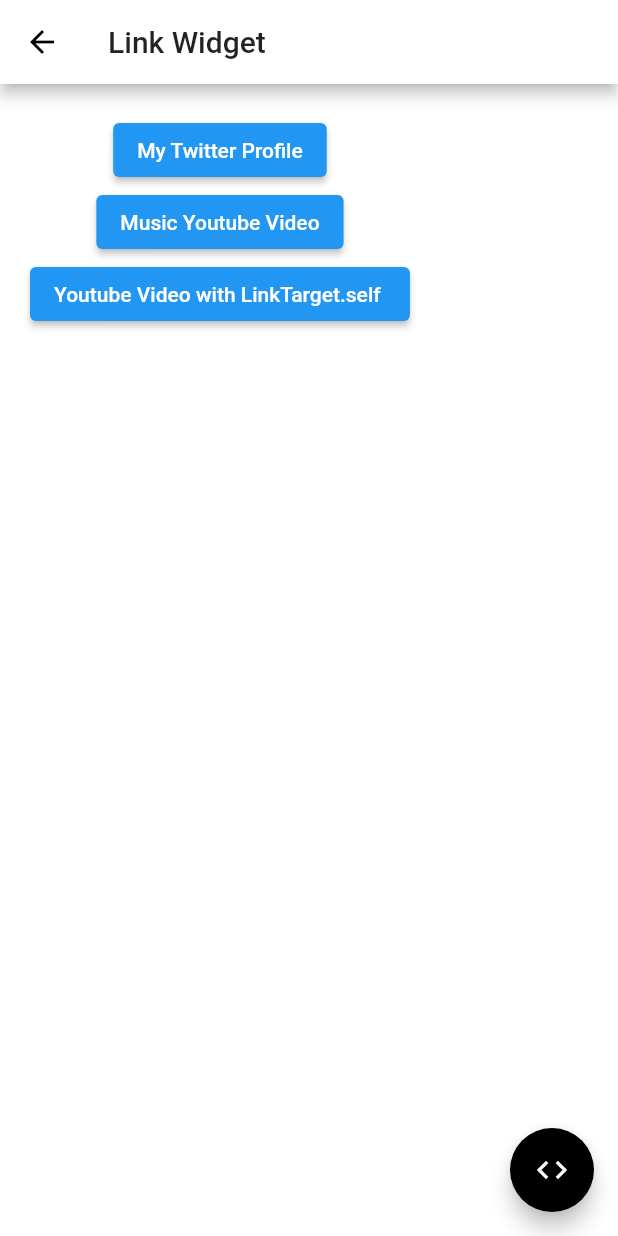
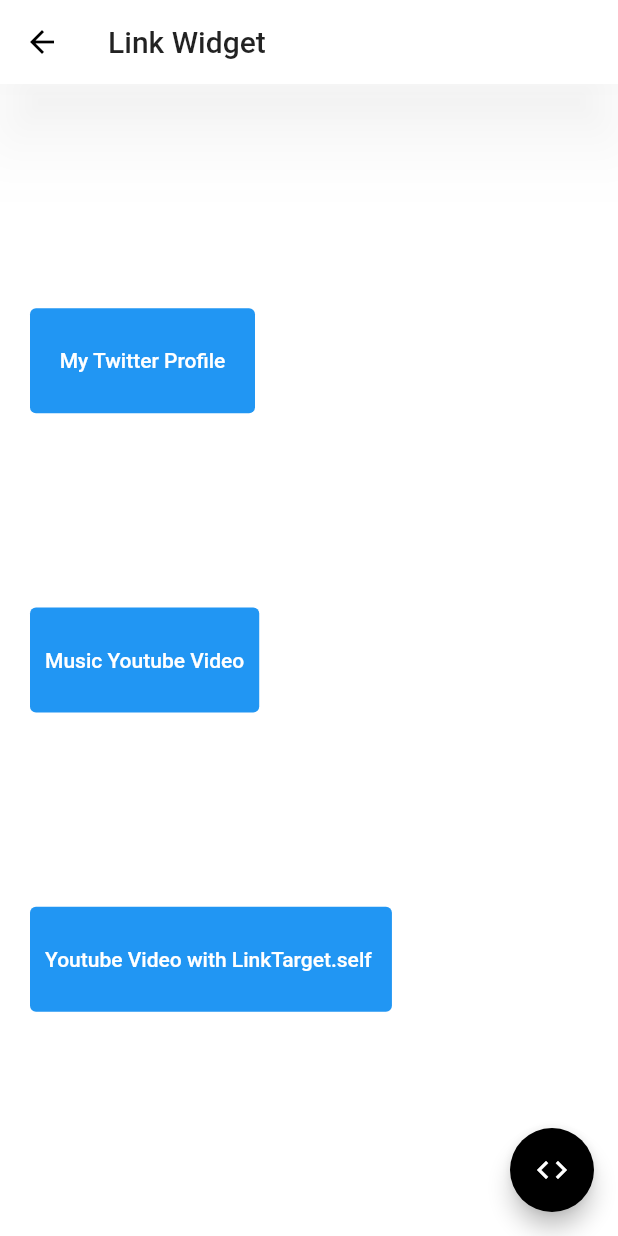
Before and after one commit to ketanvishwakarma/flutter_widgets_by_kdevigner, a Flutter app: the screen it shows after launch, after a tap on "Link", on a phone screen of 412 x 824 dp. Run offline on Flutter 3.47's test engine with Material 2 defaults, Android fonts, the light colour scheme and no system bars.

Commit message:
Link Widget

```diff
--- a/lib/main.dart
+++ b/lib/main.dart
@@ -1,3 +1,4 @@
+import 'package:flutter/cupertino.dart';
 import 'package:flutter/material.dart';
 import 'package:url_launcher/link.dart';
 
@@ -8,14 +9,25 @@
 }
 
 class MyApp extends StatelessWidget {
+
   @override
   Widget build(BuildContext context) {
     return MaterialApp(
       title: 'Flutter Widgets | KDevigner',
       debugShowCheckedModeBanner: false,
-
       /* light theme settings */
       theme: ThemeData(
+        appBarTheme: AppBarTheme(
+          elevation: 20,
+          shadowColor: Colors.black26,
+        ),
+        elevatedButtonTheme: ElevatedButtonThemeData(
+          style: ElevatedButton.styleFrom(
+            minimumSize: Size(150, 70),
+            padding: EdgeInsets.all(10),
+            elevation: 0,
+          ),
+        ),
         primarySwatch: Colors.blue,
         primaryColor: Colors.white,
         brightness: Brightness.light,
@@ -23,33 +35,41 @@
         accentIconTheme: IconThemeData(color: Colors.white),
         dividerColor: Colors.white54,
         scaffoldBackgroundColor: Colors.white,
-
       ),
 
       /* Dark theme settings */
       darkTheme: ThemeData(
+        appBarTheme: AppBarTheme(
+          elevation: 20,
+          shadowColor: Colors.lightBlueAccent,
+        ),
+        elevatedButtonTheme: ElevatedButtonThemeData(
+          style: ElevatedButton.styleFrom(
+              minimumSize: Size(150, 70),
+              padding: EdgeInsets.all(10),
+              elevation: 0,
+          ),
+        ),
         primarySwatch: Colors.blue,
         primaryColor: Colors.black,
         brightness: Brightness.dark,
         accentColor: Colors.white,
         accentIconTheme: IconThemeData(color: Colors.black),
         dividerColor: Colors.black12,
-        scaffoldBackgroundColor: Color(0xFF131313),
-
+        scaffoldBackgroundColor: Colors.black,
       ),
 
       /* ThemeMode.system to follow system theme,
          ThemeMode.light for light theme,
          ThemeMode.dark for dark theme */
       themeMode: ThemeMode.system,
-
       home: MyHomePage(title: 'Flutter Widgets | KDevigner'),
     );
   }
 }
 
-
-String baseUrl = 'https://github.com/ketanvishwakarma/flutter_widgets_by_kdevigner/blob/main/lib/widget_';
+String baseUrl =
+    'https://github.com/ketanvishwakarma/flutter_widgets_by_kdevigner/blob/main/lib/widget_';
 
 List _listOfWidgets = ['Link'];
 
@@ -63,7 +83,6 @@
 }
 
 class _MyHomePageState extends State<MyHomePage> {
-
   void _showWidget(String name) {
     if (name == 'Link')
       Navigator.push(
@@ -77,7 +96,7 @@
   Widget build(BuildContext context) {
     return Scaffold(
         appBar: AppBar(
-          title: Center(child: Text('List of Widgets')),
+          title: Text('List of Widgets'),
         ),
         body: SafeArea(
             child: Column(
@@ -100,16 +119,13 @@
                     children: _listOfWidgets
                         .map(
                           (e) => Container(
-                            padding: EdgeInsets.only(left: 10),
                             child: Link(
                               target: LinkTarget.blank,
-                              uri: Uri.parse('https://www.youtube.com/watch?v=ujlqRTJg48g'),
+                              uri: Uri.parse(
+                                  'https://www.youtube.com/watch?v=ujlqRTJg48g'),
                               builder: (BuildContext context,
                                   Future<void> Function() followLink) {
                                 return ElevatedButton(
-                                    style: ElevatedButton.styleFrom(
-                                        padding: EdgeInsets.all(10),
-                                        elevation: 10),
                                     onLongPress: () {
                                       followLink();
                                     },
--- a/lib/widget_link.dart
+++ b/lib/widget_link.dart
@@ -16,6 +16,8 @@
         body: Container(
           padding: EdgeInsets.all(20),
           child: Column(
+            mainAxisAlignment: MainAxisAlignment.spaceEvenly,
+            crossAxisAlignment: CrossAxisAlignment.start,
             children: [
               Link(
                 uri: Uri.parse('https://twitter.com/KDevigner/'),
```
